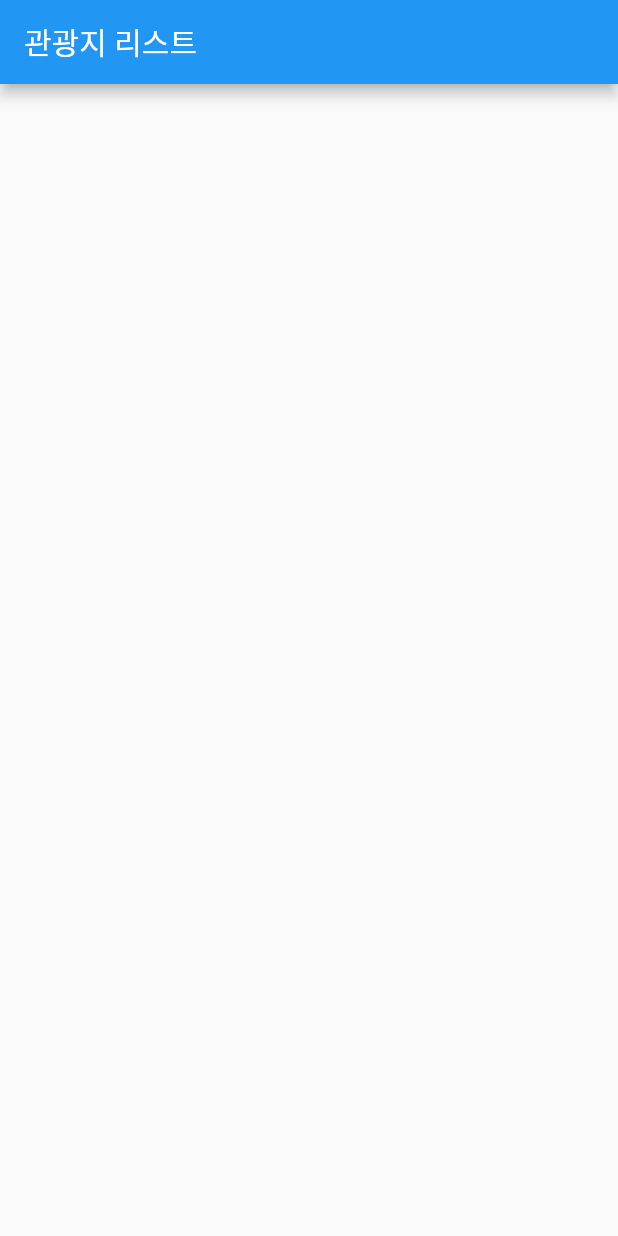
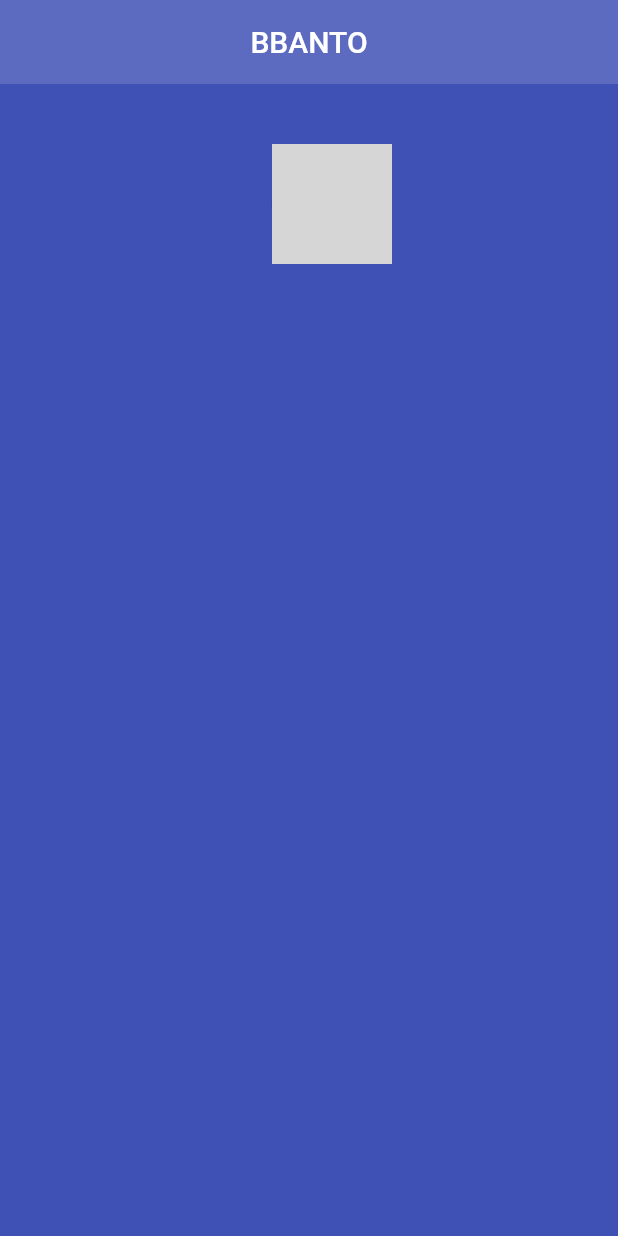
Before and after one commit to josungwoo/flutter_PasswordManager, a Flutter app: the screen it shows after launch, on a phone screen of 412 x 824 dp. Run offline on Flutter 3.47's test engine with Material 2 defaults, Android fonts, the phone set to English and light mode, and no system bars; grey boxes are pictures that could not be loaded.

Commit message:
make char page

```diff
--- a/lib/main.dart
+++ b/lib/main.dart
@@ -1,7 +1,8 @@
 import 'package:flutter/material.dart';
+import 'dart:convert';
 
 void main() {
-  runApp(new MyApp());
+  runApp(MyApp());
 }
 
 class MyApp extends StatelessWidget {
@@ -10,12 +11,44 @@ class MyApp extends StatelessWidget {
   @override
   Widget build(BuildContext context) {
     return MaterialApp(
-      home: Scaffold(
-          appBar: AppBar(
-            title: Text('관광지 리스트'),
-          ),
-          body: Center(),
+      debugShowCheckedModeBanner: false,
+      title: "Character card", // 앱의 이름
+      theme: ThemeData(
+        primarySwatch: Colors.indigo
+      ),
+      home: Grade(),
+    );
+  }
+}
 
+
+class Grade extends StatelessWidget {
+  const Grade({Key? key}) : super(key: key);
+
+  @override
+  Widget build(BuildContext context) {
+    return Scaffold(
+      backgroundColor: Colors.indigo[500],
+      appBar: AppBar(
+        title: Text("BBANTO"),
+        centerTitle: true,
+        backgroundColor: Colors.indigo[400],
+        elevation: 0,
+      ),
+      body:
+      Padding(
+        padding: EdgeInsets.fromLTRB(30, 40, 0, 0),
+        child: Column(
+          crossAxisAlignment: CrossAxisAlignment.start,
+          children: [
+            const Center(
+              child: CircleAvatar(
+                backgroundImage: AssetImage('icon1.png'),
+                radius: 40,
+              ),
+            )
+          ],
+        ),
       ),
     );
   }
```
